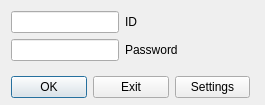
Old version of the form logindlg.ui in the repository shadowgt/ChatClient.
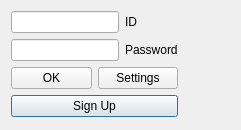
New version of the form.

Commit message:
update Sign Up and Login.
회원가입 로그인기능 수정.

Diff of the .ui file:
```diff
--- a/logindlg.ui
+++ b/logindlg.ui
@@ -6,24 +6,26 @@
    <rect>
     <x>0</x>
     <y>0</y>
-    <width>265</width>
-    <height>105</height>
+    <width>241</width>
+    <height>130</height>
    </rect>
   </property>
   <property name="windowTitle">
    <string>Dialog</string>
   </property>
-  <widget class="QWidget" name="layoutWidget">
-   <property name="geometry">
-    <rect>
-     <x>11</x>
-     <y>11</y>
-     <width>239</width>
-     <height>87</height>
-    </rect>
-   </property>
+  <layout class="QFormLayout" name="formLayout_2">
+   <item row="0" column="0">
+    <layout class="QGridLayout" name="gridLayout_3">
+     <item row="1" column="0">
+      <widget class="QPushButton" name="pushButton_SignUp">
+       <property name="text">
+        <string>Sign Up</string>
+       </property>
+      </widget>
+     </item>
+     <item row="0" column="0">
    <layout class="QGridLayout" name="gridLayout_2">
-    <item row="0" column="0" colspan="3">
+       <item row="0" column="0" colspan="2">
      <layout class="QGridLayout" name="gridLayout">
       <item row="0" column="0" colspan="2">
        <layout class="QFormLayout" name="formLayout">
@@ -66,13 +68,6 @@
      </widget>
     </item>
     <item row="1" column="1">
-     <widget class="QPushButton" name="pushButton_exit">
-      <property name="text">
-       <string>Exit</string>
-      </property>
-     </widget>
-    </item>
-    <item row="1" column="2">
      <widget class="QPushButton" name="pushButton_settings">
       <property name="text">
        <string>Settings</string>
@@ -80,8 +75,18 @@
      </widget>
     </item>
    </layout>
-  </widget>
- </widget>
+     </item>
+    </layout>
+   </item>
+  </layout>
+ </widget>
+ <tabstops>
+  <tabstop>pushButton_OK</tabstop>
+  <tabstop>lineEdit_ID</tabstop>
+  <tabstop>lineEdit_Password</tabstop>
+  <tabstop>pushButton_settings</tabstop>
+  <tabstop>pushButton_SignUp</tabstop>
+ </tabstops>
  <resources/>
  <connections/>
 </ui>
```
Left out of the diff: 2 changed lines with no effect on the pictures. Lines whose indentation alone changed are shown as unchanged. The commit also changes 14 other files.
